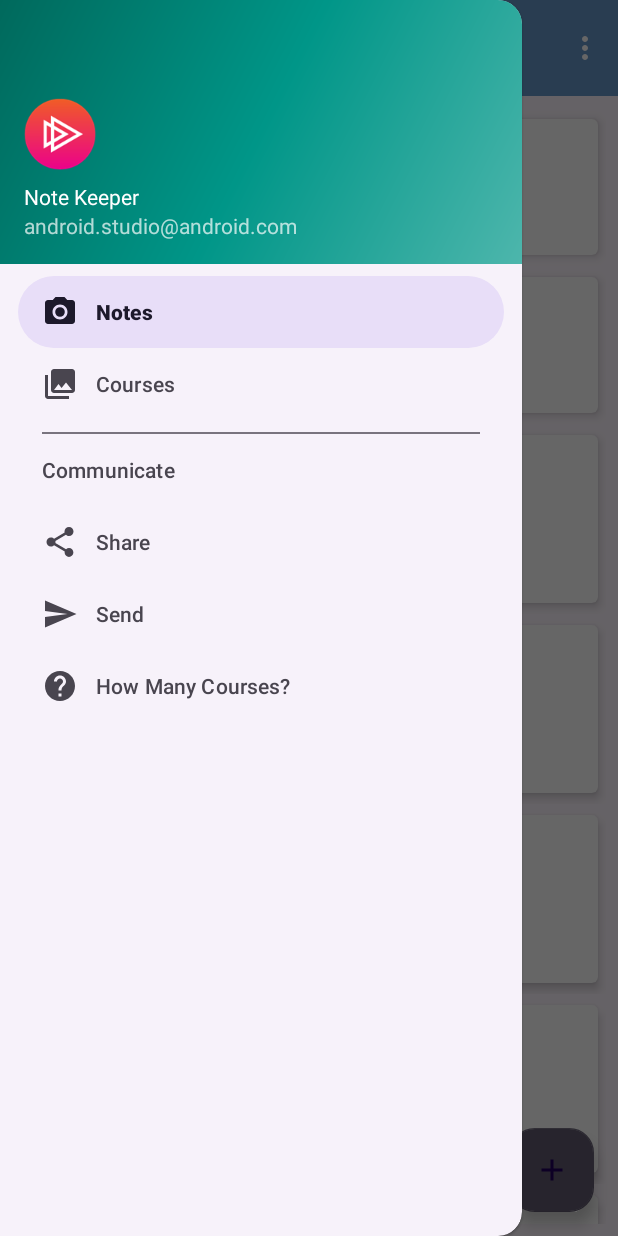
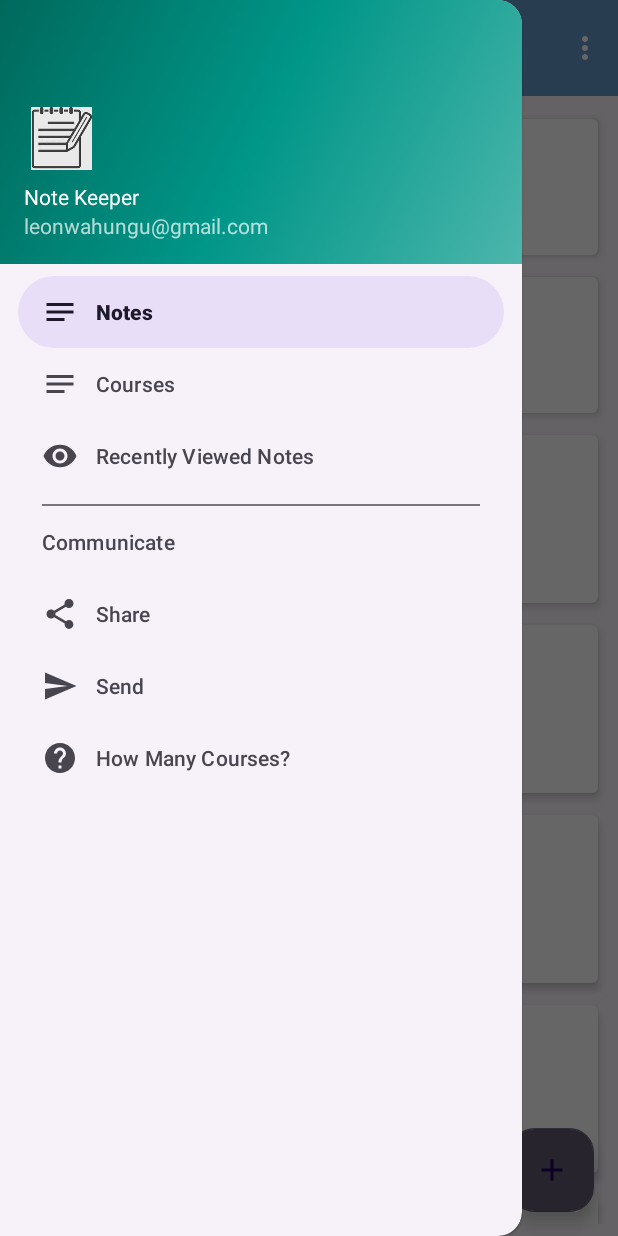
Before and after one commit to Mark-lee-coder/NoteKeeperApp, an Android app: the screen it shows after launch (ItemsActivity), with the side drawer open, on a phone screen of 412 x 824 dp. Run offline under Robolectric (Android 15) with nearby library versions, the phone set to English and light mode, and no system bars; our stand-ins replace navigation-ui.

Commit message:
An update on the navigation drawer appearance

```diff
--- a/app/src/main/java/com/example/notekeeperapp/activities/ItemsActivity.kt
+++ b/app/src/main/java/com/example/notekeeperapp/activities/ItemsActivity.kt
@@ -119,6 +119,9 @@ class ItemsActivity : AppCompatActivity(), NavigationView.OnNavigationItemSelect
             R.id.nav_courses -> {
                 displayCourses()
             }
+            R.id.nav_recent_notes -> {
+                Snackbar.make(listItems, "Not Available", Snackbar.LENGTH_LONG).show()
+            }
             R.id.nav_share -> {
                 Snackbar.make(listItems, "Share where?", Snackbar.LENGTH_LONG).show()
             }
--- /dev/null
+++ b/app/src/main/res/drawable/ic_baseline_notes_24.xml
@@ -0,0 +1,5 @@
+<vector android:height="24dp" android:tint="#000000"
+    android:viewportHeight="24" android:viewportWidth="24"
+    android:width="24dp" xmlns:android="http://schemas.android.com/apk/res/android">
+    <path android:fillColor="@android:color/white" android:pathData="M3,18h12v-2L3,16v2zM3,6v2h18L21,6L3,6zM3,13h18v-2L3,11v2z"/>
+</vector>
--- /dev/null
+++ b/app/src/main/res/drawable/ic_baseline_remove_red_eye_24.xml
@@ -0,0 +1,5 @@
+<vector android:height="24dp" android:tint="#000000"
+    android:viewportHeight="24" android:viewportWidth="24"
+    android:width="24dp" xmlns:android="http://schemas.android.com/apk/res/android">
+    <path android:fillColor="@android:color/white" android:pathData="M12,4.5C7,4.5 2.73,7.61 1,12c1.73,4.39 6,7.5 11,7.5s9.27,-3.11 11,-7.5c-1.73,-4.39 -6,-7.5 -11,-7.5zM12,17c-2.76,0 -5,-2.24 -5,-5s2.24,-5 5,-5 5,2.24 5,5 -2.24,5 -5,5zM12,9c-1.66,0 -3,1.34 -3,3s1.34,3 3,3 3,-1.34 3,-3 -1.34,-3 -3,-3z"/>
+</vector>
--- a/app/src/main/res/drawable/ic_menu_camera.xml
+++ /dev/null
@@ -1,12 +0,0 @@
-<vector xmlns:android="http://schemas.android.com/apk/res/android"
-    android:width="24dp"
-    android:height="24dp"
-    android:viewportWidth="24.0"
-    android:viewportHeight="24.0">
-    <path
-        android:fillColor="#FF000000"
-        android:pathData="M12,12m-3.2,0a3.2,3.2 0,1 1,6.4 0a3.2,3.2 0,1 1,-6.4 0" />
-    <path
-        android:fillColor="#FF000000"
-        android:pathData="M9,2L7.17,4H4c-1.1,0 -2,0.9 -2,2v12c0,1.1 0.9,2 2,2h16c1.1,0 2,-0.9 2,-2V6c0,-1.1 -0.9,-2 -2,-2h-3.17L15,2H9zm3,15c-2.76,0 -5,-2.24 -5,-5s2.24,-5 5,-5 5,2.24 5,5 -2.24,5 -5,5z" />
-</vector>
--- a/app/src/main/res/drawable/ic_menu_gallery.xml
+++ /dev/null
@@ -1,9 +0,0 @@
-<vector xmlns:android="http://schemas.android.com/apk/res/android"
-    android:width="24dp"
-    android:height="24dp"
-    android:viewportWidth="24.0"
-    android:viewportHeight="24.0">
-    <path
-        android:fillColor="#FF000000"
-        android:pathData="M22,16V4c0,-1.1 -0.9,-2 -2,-2H8c-1.1,0 -2,0.9 -2,2v12c0,1.1 0.9,2 2,2h12c1.1,0 2,-0.9 2,-2zm-11,-4l2.03,2.71L16,11l4,5H8l3,-4zM2,6v14c0,1.1 0.9,2 2,2h14v-2H4V6H2z" />
-</vector>
--- a/app/src/main/res/layout/nav_header_items.xml
+++ b/app/src/main/res/layout/nav_header_items.xml
@@ -14,11 +14,11 @@
 
     <ImageView
         android:id="@+id/imageView"
-        android:layout_width="wrap_content"
-        android:layout_height="wrap_content"
+        android:layout_width="50dp"
+        android:layout_height="50dp"
         android:contentDescription="@string/nav_header_desc"
         android:paddingTop="@dimen/nav_header_vertical_spacing"
-        app:srcCompat="@drawable/logo" />
+        app:srcCompat="@drawable/note_icon" />
 
     <TextView
         android:layout_width="match_parent"
@@ -31,5 +31,5 @@
         android:id="@+id/textView"
         android:layout_width="wrap_content"
         android:layout_height="wrap_content"
-        android:text="@string/nav_header_subtitle" />
+        android:text="leonwahungu@gmail.com" />
 </LinearLayout>
--- a/app/src/main/res/menu/activity_items_drawer.xml
+++ b/app/src/main/res/menu/activity_items_drawer.xml
@@ -6,12 +6,16 @@
     <group android:checkableBehavior="single">
         <item
             android:id="@+id/nav_notes"
-            android:icon="@drawable/ic_menu_camera"
+            android:icon="@drawable/ic_baseline_notes_24"
             android:title="Notes" />
         <item
             android:id="@+id/nav_courses"
-            android:icon="@drawable/ic_menu_gallery"
+            android:icon="@drawable/ic_baseline_notes_24"
             android:title="Courses" />
+        <item
+            android:id="@+id/nav_recent_notes"
+            android:icon="@drawable/ic_baseline_remove_red_eye_24"
+            android:title="Recently Viewed Notes" />
     </group>
 
     <item android:title="Communicate">
```
Also changed, not shown: app/src/main/res/drawable-xhdpi/logo.png (deleted), app/src/main/res/drawable-xxhdpi/logo.png (deleted), app/src/main/res/drawable-xxxhdpi/logo.png (deleted).
